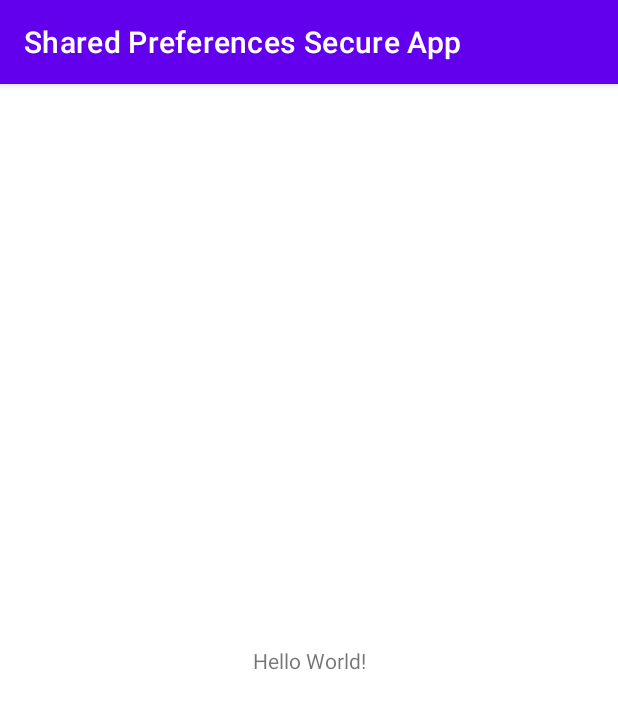
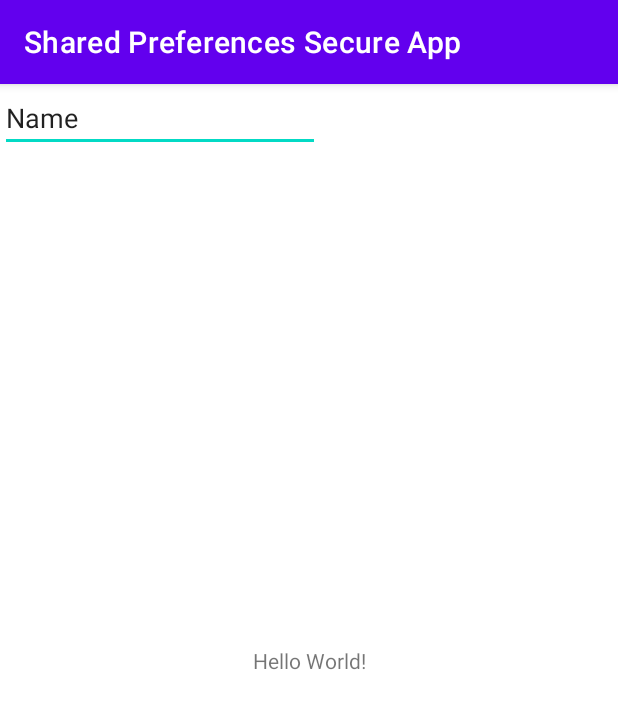
Before and after one commit to guy-4444/Shared-Preferences-Secure-App, an Android app: the screen it shows after launch (MainActivity), on a phone screen of 412 x 824 dp. Shown: the top 709 px of the screen. Run offline under Robolectric (Android 15) with nearby library versions, the phone set to English and light mode, and no system bars.

Commit message:
Second constructor.

```diff
--- a/app/src/main/java/com/monfort/sharedpreferencessecureapp/App.java
+++ b/app/src/main/java/com/monfort/sharedpreferencessecureapp/App.java
@@ -11,5 +11,6 @@ public class App extends Application {
         super.onCreate();
 
         MSP.initHelper(this);
+        //MSP.initHelper(this, true);
     }
 }
--- a/app/src/main/java/com/monfort/sharedpreferencessecureapp/utils/MSP.java
+++ b/app/src/main/java/com/monfort/sharedpreferencessecureapp/utils/MSP.java
@@ -44,7 +44,6 @@ public class MSP {
     }
 
     private MSP(Context context, boolean isEncrypted) {
-
 
         try {
             if (!isEncrypted) {
--- a/app/src/main/res/layout/activity_main.xml
+++ b/app/src/main/res/layout/activity_main.xml
@@ -15,4 +15,14 @@
         app:layout_constraintRight_toRightOf="parent"
         app:layout_constraintTop_toTopOf="parent" />
 
+    <EditText
+        android:id="@+id/editTextTextPersonName"
+        android:layout_width="wrap_content"
+        android:layout_height="wrap_content"
+        android:ems="10"
+        android:inputType="textPersonName"
+        android:text="Name"
+        tools:layout_editor_absoluteX="78dp"
+        tools:layout_editor_absoluteY="113dp" />
+
 </androidx.constraintlayout.widget.ConstraintLayout>
```
